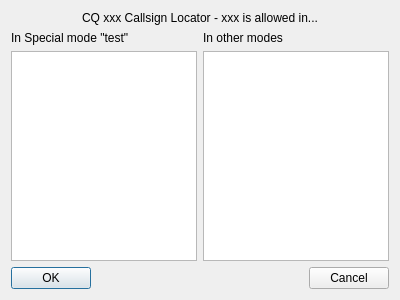
Old version of the form mqt/MqtLogger/WsjtxConfigureCQ.ui in the repository Rsclub22/Minos2-Mirror.
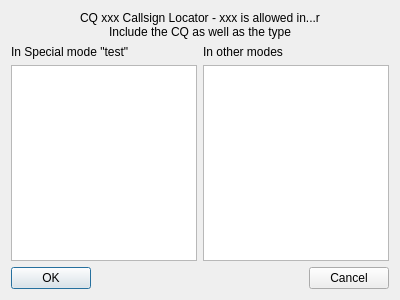
New version of the form.

Diff of the .ui file:
```diff
--- a/mqt/MqtLogger/WsjtxConfigureCQ.ui
+++ b/mqt/MqtLogger/WsjtxConfigureCQ.ui
@@ -17,7 +17,8 @@
    <item>
     <widget class="QLabel" name="label_3">
      <property name="text">
-      <string>CQ xxx Callsign Locator - xxx is allowed in...</string>
+      <string>CQ xxx Callsign Locator - xxx is allowed in...r
+Include the CQ as well as the type</string>
      </property>
      <property name="alignment">
       <set>Qt::AlignCenter</set>
@@ -36,7 +37,11 @@
         </widget>
        </item>
        <item>
-        <widget class="QPlainTextEdit" name="testCQ"/>
+        <widget class="QPlainTextEdit" name="testCQ">
+         <property name="plainText">
+          <string notr="true"/>
+         </property>
+        </widget>
        </item>
       </layout>
      </item>
```
